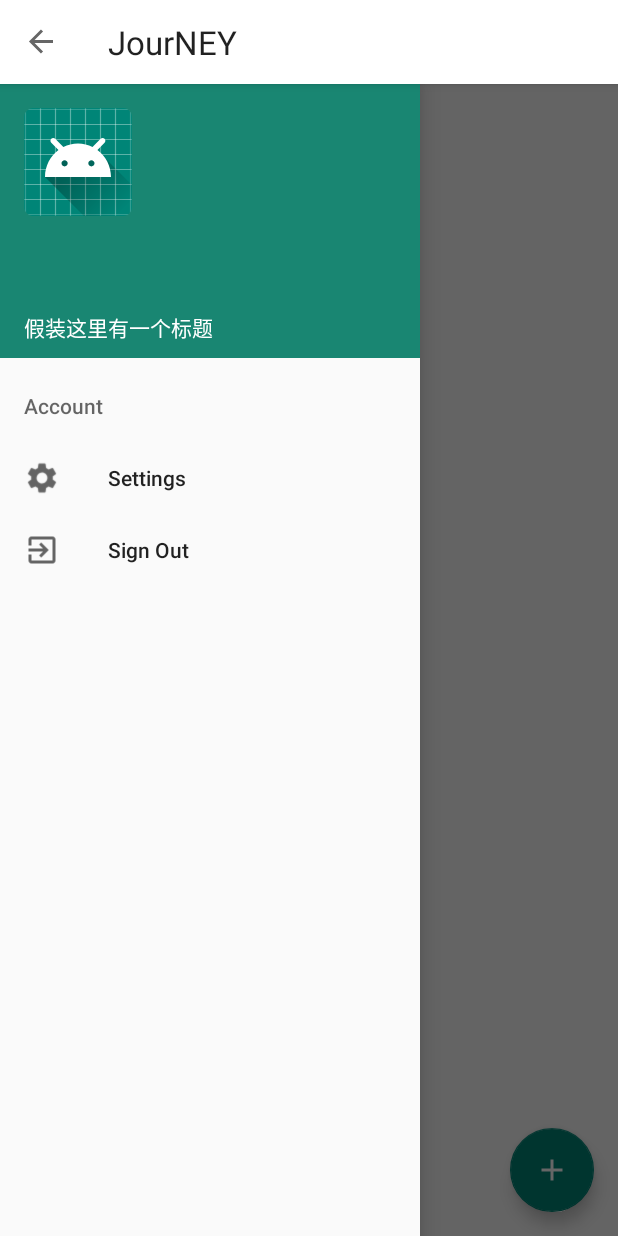
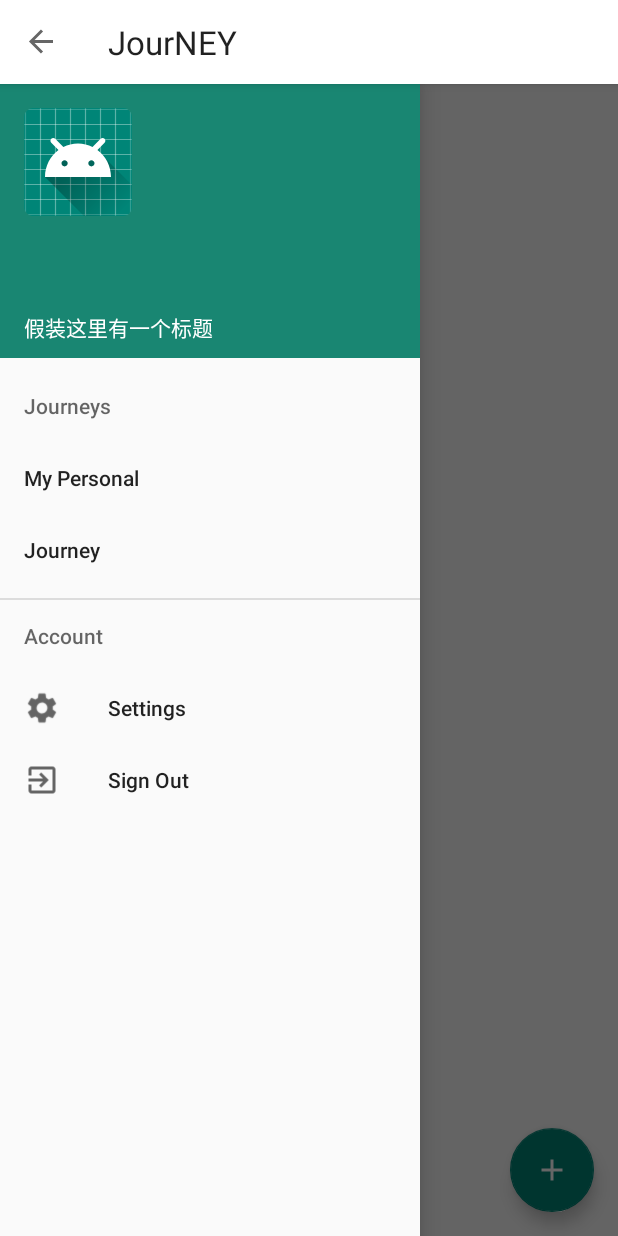
Before and after one commit to Chris4lilv/JOURNEY-Android, an Android app: the screen it shows after launch once a user with an empty profile is signed in (MainActivity), with the side drawer open, on a phone screen of 412 x 824 dp. Run offline under Robolectric (Android 15) with nearby library versions, the phone set to English and light mode, and no system bars; our stand-ins replace Firebase (no records; nobody signed in at launch, a user with empty details on screens opened directly), androidx.preference; 1 statement that could not run was skipped.

Commit message:
Dynamically add journey to menu_navigation_drawer

```diff
--- a/app/src/main/java/com/example/android/album/DisplayFragment.java
+++ b/app/src/main/java/com/example/android/album/DisplayFragment.java
@@ -87,8 +87,10 @@ public class DisplayFragment extends Fragment {
     private DatabaseReference mDatabaseRef;
     private FirebaseStorage mFirebaseStorage;
     private StorageReference mStorageReference;
+
     private String mCurrentUser;
     private String mDirectory;
+    protected String mWorkspace;
 
 
     @Nullable
@@ -97,7 +99,8 @@ public class DisplayFragment extends Fragment {
         View view =inflater.inflate(R.layout.display_fragment,null);
 
         mCurrentUser = FirebaseAuth.getInstance().getCurrentUser().getEmail();
-        mDirectory = mCurrentUser.substring(0, FirebaseAuth.getInstance().getCurrentUser().getEmail().indexOf("@")).replaceAll("[\\p{P}]","");
+        mDirectory = mCurrentUser.substring(0, mCurrentUser.indexOf("@")).replaceAll("[\\p{P}]","");
+        mWorkspace = "personal";
 
 
 
@@ -139,7 +142,7 @@ public class DisplayFragment extends Fragment {
         NetworkInfo networkInfo = connMgr.getActiveNetworkInfo();
 
         if (networkInfo != null && networkInfo.isConnected()){
-            mDatabaseRef.child(mDirectory).addValueEventListener(new ValueEventListener() {
+            mDatabaseRef.child(mDirectory).child(mWorkspace).addValueEventListener(new ValueEventListener() {
                 @Override
                 public void onDataChange(@NonNull DataSnapshot dataSnapshot) {
                     eventsList.clear();
--- a/app/src/main/java/com/example/android/album/MainActivity.java
+++ b/app/src/main/java/com/example/android/album/MainActivity.java
@@ -6,16 +6,20 @@ import androidx.appcompat.app.AppCompatActivity;
 import androidx.appcompat.widget.Toolbar;
 import androidx.drawerlayout.widget.DrawerLayout;
 import androidx.fragment.app.FragmentManager;
+import androidx.preference.PreferenceFragmentCompat;
 
 import android.app.ActivityOptions;
 import android.content.Context;
 import android.content.Intent;
 import android.content.SharedPreferences;
+import android.content.res.Resources;
 import android.os.Bundle;
+import android.preference.PreferenceManager;
 import android.provider.ContactsContract;
 import android.util.Log;
-import android.view.LayoutInflater;
+import android.view.Menu;
 import android.view.MenuItem;
+import android.view.SubMenu;
 import android.view.View;
 import android.widget.TextView;
 
@@ -35,6 +39,7 @@ public class MainActivity extends AppCompatActivity {
     private FirebaseAuth mAuth;
     private TextView mUserName;
 
+    private String journeyName;
 
     @Override
     protected void onCreate(Bundle savedInstanceState) {
@@ -47,13 +52,14 @@ public class MainActivity extends AppCompatActivity {
         toolbar = findViewById(R.id.toolbar);
         mDrawerLayout = (DrawerLayout) findViewById(R.id.drawer_layout);
 
+
         //This create the icon at the upper left corner that would change as navigation drawer open
         ActionBarDrawerToggle toggle = new ActionBarDrawerToggle(this,mDrawerLayout,toolbar,R.string.caption_hint,R.string.cancel);
         mDrawerLayout.addDrawerListener(toggle);
         toggle.syncState();
 
 
-        DisplayFragment displayFragment = new DisplayFragment();
+        final DisplayFragment displayFragment = new DisplayFragment();
 
         FragmentManager fmManager = getSupportFragmentManager();
 
@@ -64,6 +70,19 @@ public class MainActivity extends AppCompatActivity {
         NavigationView nv_left = findViewById(R.id.navigation);
         View headerView = nv_left.getHeaderView(0);
 
+        SharedPreferences sharedPreferences = PreferenceManager.getDefaultSharedPreferences(this);
+        journeyName = sharedPreferences.getString("JourneyName", "Journey");
+
+        Menu menu = nv_left.getMenu();
+        SubMenu journeysMenu = menu.findItem(R.id.journeys_group).getSubMenu();
+        journeysMenu.add(journeyName).setOnMenuItemClickListener(new MenuItem.OnMenuItemClickListener() {
+            @Override
+            public boolean onMenuItemClick(MenuItem item) {
+                displayFragment.mWorkspace = journeyName;
+                return true;
+            }
+        });
+
         mUserName = headerView.findViewById(R.id.user_name);
         mUserName.setText(user.getDisplayName());
 
@@ -71,9 +90,13 @@ public class MainActivity extends AppCompatActivity {
             @Override
             public boolean onNavigationItemSelected(@NonNull MenuItem item) {
                 switch (item.getItemId()) {
+                    case R.id.my_personal_journey:
+                        displayFragment.mWorkspace = "personal";
+                        break;
                     case R.id.nav_account_setting:
                         Intent intentSettings = new Intent(MainActivity.this, SettingsActivity.class);
                         startActivity(intentSettings);
+                        finish();
                         break;
                     case R.id.nav_logout://条目的ID
                         mAuth.signOut();
@@ -89,4 +112,6 @@ public class MainActivity extends AppCompatActivity {
 
     }
 
+
+
 }
--- a/app/src/main/java/com/example/android/album/NewEventActivity.java
+++ b/app/src/main/java/com/example/android/album/NewEventActivity.java
@@ -94,7 +94,7 @@ public class NewEventActivity extends AppCompatActivity {
         setContentView(R.layout.activity_new_event);
 
         mCurrentUser = FirebaseAuth.getInstance().getCurrentUser().getEmail();
-        mDirectory = mCurrentUser.substring(0, FirebaseAuth.getInstance().getCurrentUser().getEmail().indexOf("@"));
+        mDirectory = mCurrentUser.substring(0, mCurrentUser.indexOf("@")).replaceAll("[\\p{P}]","");
 
 
 
--- a/app/src/main/res/menu/menu_navigation_drawer.xml
+++ b/app/src/main/res/menu/menu_navigation_drawer.xml
@@ -1,7 +1,18 @@
 <?xml version="1.0" encoding="utf-8"?>
 <menu xmlns:android="http://schemas.android.com/apk/res/android">
+    <item android:title="Journeys"
+        android:id="@+id/journeys_group">
+        <menu>
+            <item
+                android:id="@+id/my_personal_journey"
+                android:title="My Personal"
+                />
+        </menu>
 
-    <item android:title="Account">
+    </item>
+
+    <item android:title="Account"
+        android:id="@+id/account_group">
         <menu>
             <item
                 android:id="@+id/nav_account_setting"
--- a/app/src/main/res/values/strings.xml
+++ b/app/src/main/res/values/strings.xml
@@ -11,11 +11,11 @@
     <string name="title_activity_settings">Settings</string>
 
     <!-- Preference Titles -->
-    <string name="messages_header">Messages</string>
+    <string name="journey_header">Journeys</string>
     <string name="sync_header">Sync</string>
 
     <!-- Messages Preferences -->
-    <string name="connection_title">Get connected with him/her</string>
+    <string name="new_journey_title">Start a new journey</string>
     <string name="reply_title">Default reply action</string>
 
     <!-- Sync Preferences -->
--- a/app/src/main/res/xml/root_preferences.xml
+++ b/app/src/main/res/xml/root_preferences.xml
@@ -17,11 +17,11 @@
 <androidx.preference.PreferenceScreen xmlns:app="http://schemas.android.com/apk/res-auto"
     xmlns:android="http://schemas.android.com/apk/res/android">
 
-    <PreferenceCategory app:title="@string/messages_header">
+    <PreferenceCategory app:title="@string/journey_header">
 
         <EditTextPreference
             app:key="connection"
-            app:title="@string/connection_title"
+            app:title="@string/new_journey_title"
             app:useSimpleSummaryProvider="true"
             android:inputType="textEmailAddress"/>
 
```
Also changed, not shown: app/src/main/java/com/example/android/album/SettingsActivity.java (+21 -19 lines).
